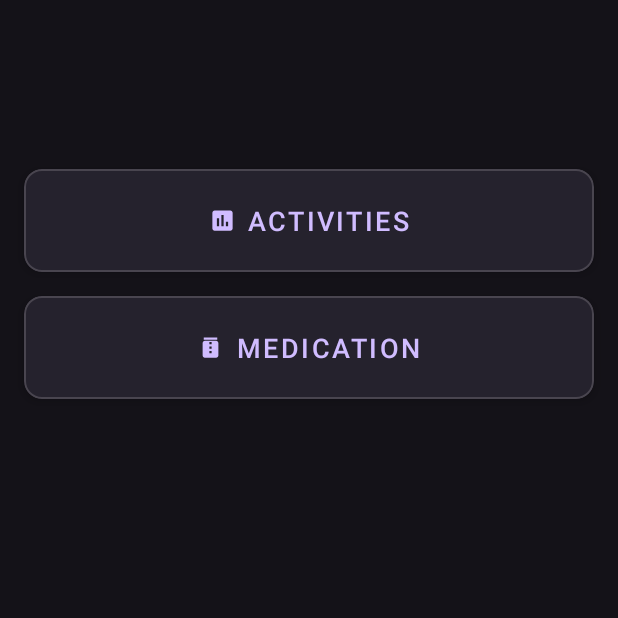
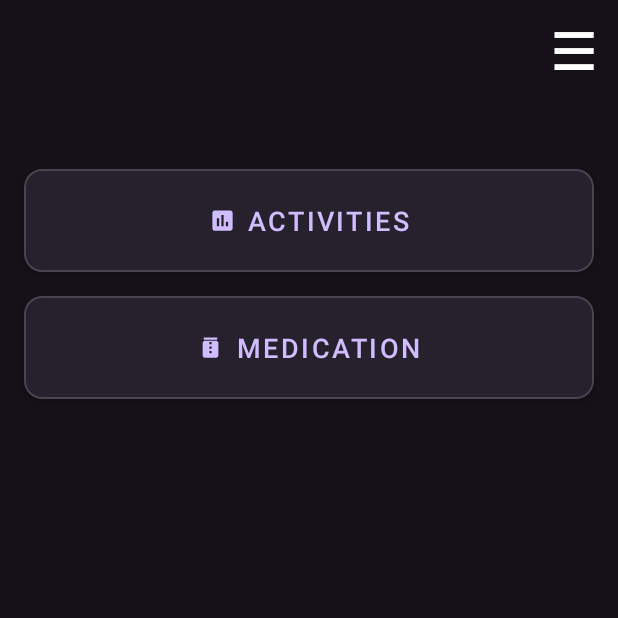
Before and after one commit to m1tk/mhealthy, an Android app: the PatientMainActivity screen opened directly, with no data from a screen before it, on a phone screen of 412 x 824 dp, the top half of it. Run offline under Robolectric (Android 15) with nearby library versions, the phone set to English and light mode, and no system bars; network calls fail; 2 statements that could not run were skipped.

Commit message:
Add menu for patient too

```diff
--- a/mobile/app/src/main/java/fr/android/mhealthy/ui/CaregiverMainActivity.java
+++ b/mobile/app/src/main/java/fr/android/mhealthy/ui/CaregiverMainActivity.java
@@ -70,6 +70,7 @@ public class CaregiverMainActivity extends AppCompatActivity {
         EventBus.getDefault().unregister(this);
     }
 
+    @SuppressWarnings("unused")
     @Subscribe(threadMode = ThreadMode.MAIN_ORDERED)
     public void new_patient_event(Patient p) {
         adapter.insert(p);
--- a/mobile/app/src/main/java/fr/android/mhealthy/ui/PatientMainActivity.java
+++ b/mobile/app/src/main/java/fr/android/mhealthy/ui/PatientMainActivity.java
@@ -28,6 +28,7 @@ package fr.android.mhealthy.ui;
 
 import android.content.Intent;
 import android.os.Bundle;
+import android.widget.PopupMenu;
 import android.widget.TextView;
 
 import androidx.appcompat.app.AppCompatActivity;
@@ -35,6 +36,7 @@ import androidx.appcompat.app.AppCompatActivity;
 import fr.android.mhealthy.R;
 import fr.android.mhealthy.model.Patient;
 import fr.android.mhealthy.model.Session;
+import fr.android.mhealthy.utils.MenuUtils;
 
 public class PatientMainActivity extends AppCompatActivity {
 
@@ -42,6 +44,18 @@ public class PatientMainActivity extends AppCompatActivity {
     protected void onCreate(Bundle savedInstanceState) {
         super.onCreate(savedInstanceState);
         setContentView(R.layout.activity_patient_main);
+
+        TextView im = findViewById(R.id.menu_button);
+        PopupMenu menu = new PopupMenu(this, im);
+        menu.getMenuInflater()
+                .inflate(R.menu.patient_menu, menu.getMenu());
+        menu.setOnMenuItemClickListener(v -> {
+            MenuUtils.onClickMenuItem(this, v.getItemId());
+            return true;
+        });
+        im.setOnClickListener(v -> {
+            menu.show();
+        });
 
         Intent intent   = getIntent();
         Session session = (Session) intent.getSerializableExtra("session");
--- a/mobile/app/src/main/java/fr/android/mhealthy/utils/MenuUtils.java
+++ b/mobile/app/src/main/java/fr/android/mhealthy/utils/MenuUtils.java
@@ -20,9 +20,9 @@ import fr.android.mhealthy.ui.SettingsActivity;
 
 public class MenuUtils {
     public static void onClickMenuItem(AppCompatActivity act, int id) {
-        if (id == R.id.c_logout) {
+        if (id == R.id.c_logout || id == R.id.p_logout) {
             logout(act);
-        } else if (id == R.id.c_settings) {
+        } else if (id == R.id.c_settings || id == R.id.p_settings) {
             settings(act);
         }
     }
--- a/mobile/app/src/main/res/layout/activity_patient_main.xml
+++ b/mobile/app/src/main/res/layout/activity_patient_main.xml
@@ -7,6 +7,20 @@
     android:layout_width="match_parent"
     android:layout_height="match_parent"
     tools:context=".ui.PatientMainActivity">
+
+    <TextView
+        android:id="@+id/menu_button"
+        android:layout_width="wrap_content"
+        android:layout_height="wrap_content"
+        android:text="☰"
+        android:textStyle="bold"
+        android:textColor="@color/text_color"
+        android:background="@android:color/transparent"
+        android:textSize="34sp"
+        android:layout_marginTop="10dp"
+        android:layout_marginEnd="15dp"
+        app:layout_constraintTop_toTopOf="parent"
+        app:layout_constraintEnd_toEndOf="parent" />
 
     <TextView
         android:id="@+id/tvWelcome"
--- /dev/null
+++ b/mobile/app/src/main/res/menu/patient_menu.xml
@@ -0,0 +1,5 @@
+<?xml version="1.0" encoding="utf-8"?>
+<menu xmlns:android="http://schemas.android.com/apk/res/android">
+    <item android:id="@+id/p_settings" android:title="@string/settings" />
+    <item android:id="@+id/p_logout" android:title="@string/logout" />
+</menu>
```
